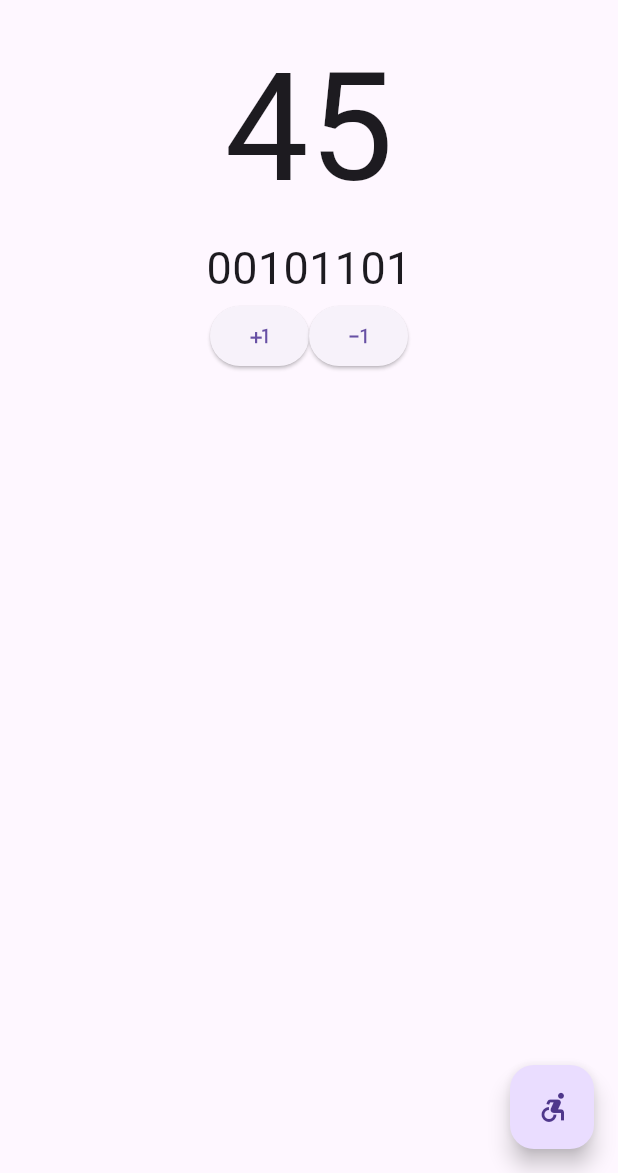
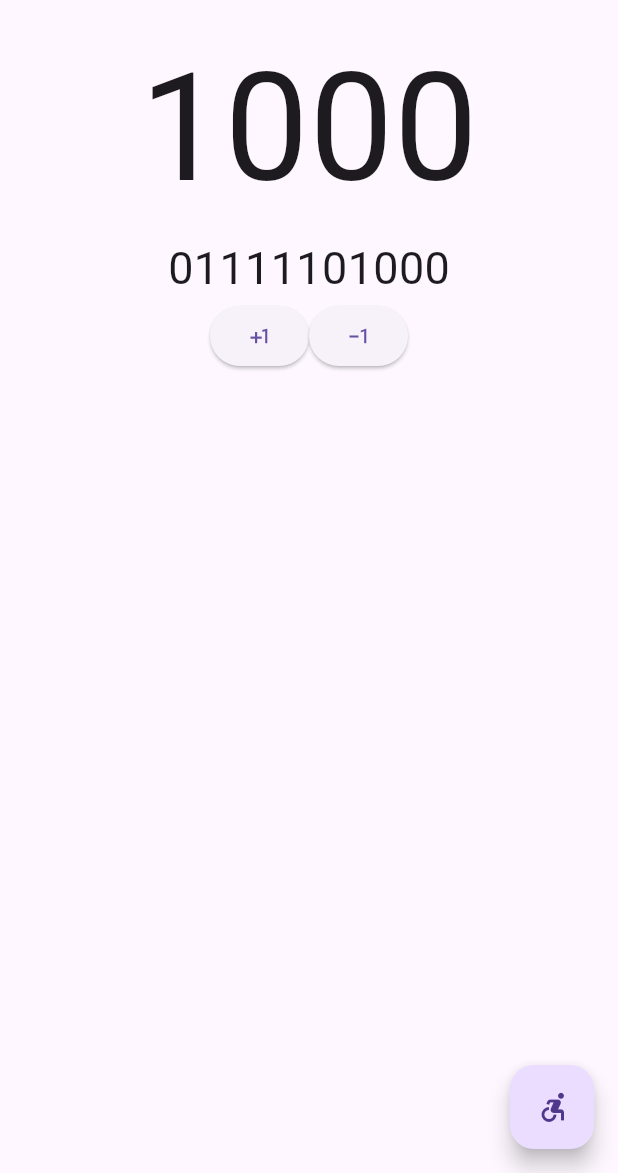
Before and after one commit to kousei4446/fluter, a Flutter app: the screen it shows after launch, on a phone screen of 412 x 824 dp, the part 63-1236 px from its top. Run offline on Flutter 3.47's test engine with Material 3 defaults, Android fonts, the phone set to English and light mode, and no system bars.

```diff
--- a/lib/main.dart
+++ b/lib/main.dart
@@ -8,7 +8,7 @@ class MyApp2 extends StatelessWidget {
   const MyApp2({super.key});
   @override
   Widget build(BuildContext context) {
-    return MaterialApp(
+    return const MaterialApp(
       title: "実践演習アプリ",
       home: MyHome(),
     );
@@ -19,15 +19,18 @@ class MyHome extends StatefulWidget {
   const MyHome({super.key});
   @override
   //_を先頭に着けてここ限定のステイト
+  // ignore: library_private_types_in_public_api
   _MyHomeState createState() {
     return _MyHomeState();
   }
 }
 
+
 // _MyHomeStateクラスがMyHomeというStatefulWidgetに
 // 対応する状態オブジェクトであることを示します。
+
 class _MyHomeState extends State<MyHome> {
-  int count = 45;
+  int count = 1000;
   @override
   Widget build(BuildContext context) {
     return Scaffold(
@@ -46,16 +49,9 @@ class _MyHomeState extends State<MyHome> {
             Text("$count", style: TextStyle(fontSize: 100)),
             Row(
               mainAxisAlignment: MainAxisAlignment.center,
-              children: [
-                BinDigit(value:count,digit:7),
-                BinDigit(value:count,digit:6),
-                BinDigit(value:count,digit:5),
-                BinDigit(value:count,digit:4),
-                BinDigit(value:count,digit:3),
-                BinDigit(value:count,digit:2),
-                BinDigit(value:count,digit:1),
-                BinDigit(value:count,digit:0),
-              ],
+              children: ([10,9,8,7,6,5,4,3,2,1,0].map((i) {
+                return BinDigit(value: count, digit: i);
+              })).toList()
             ),
             Row(mainAxisAlignment: MainAxisAlignment.center, children: [
               ElevatedButton(
```
